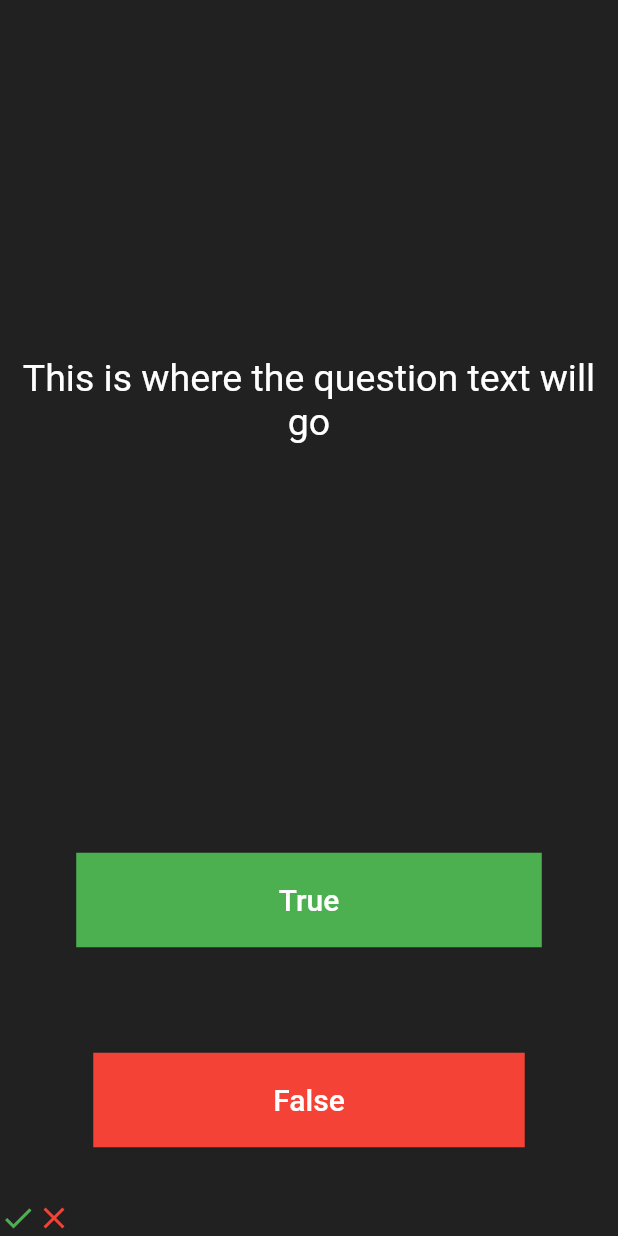
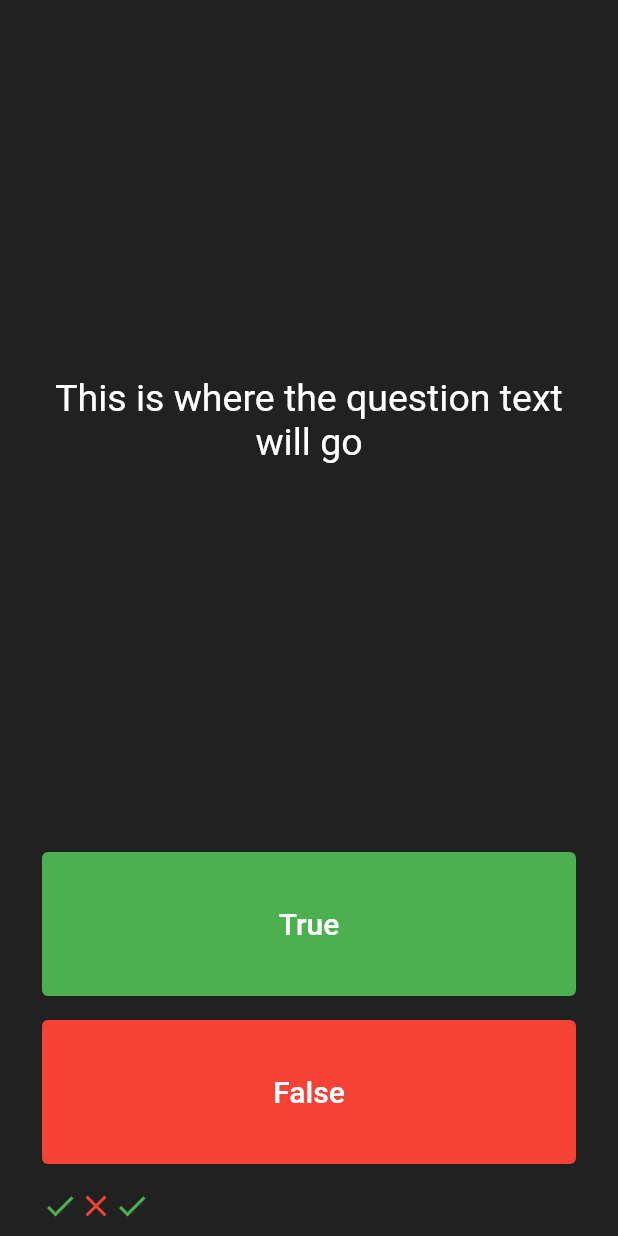
Before and after one commit to RichardCastuera/Quizzler, a Flutter app: the screen it shows after launch, after a tap on "True", on a phone screen of 412 x 824 dp. Run offline on Flutter 3.47's test engine with Material 2 defaults, Android fonts, the phone set to English and light mode, and no system bars.

Commit message:
feat(quizzler_app): Added a List of Icons

```diff
--- a/quizzler_app/lib/main.dart
+++ b/quizzler_app/lib/main.dart
@@ -12,10 +12,14 @@ class Quizzler extends StatelessWidget {
   @override
   Widget build(BuildContext context) {
     return MaterialApp(
+      debugShowCheckedModeBanner: false,
       home: Scaffold(
         backgroundColor: Colors.grey.shade900,
-        body: SafeArea(
+        body: const SafeArea(
+          child: Padding(
+            padding: EdgeInsetsDirectional.symmetric(horizontal: 20.0),
             child: QuizPage(),
+          ),
         ),
       ),
     );
@@ -30,14 +34,25 @@ class QuizPage extends StatefulWidget {
 }
 
 class _QuizPageState extends State<QuizPage> {
+  List<Icon> scoreKeeper = [
+    Icon(
+      Icons.check,
+      color: Colors.green,
+    ),
+    Icon(
+      Icons.close,
+      color: Colors.red,
+    ),
+  ];
+
   @override
   Widget build(BuildContext context) {
     return Column(
       mainAxisAlignment: MainAxisAlignment.spaceBetween,
       crossAxisAlignment: CrossAxisAlignment.stretch,
       children: [
-        Expanded(
-          flex: 4,
+        const Expanded(
+          flex: 5,
           child: Padding(
             padding: EdgeInsets.all(10.0),
             child: Center(
@@ -53,13 +68,25 @@ class _QuizPageState extends State<QuizPage> {
           ),
         ),
         Expanded(
-          flex: 1,
+          child: Padding(
+            padding: const EdgeInsets.all(8.0),
             child: TextButton(
-            onPressed: () {},
-            child: Container(
-              padding: EdgeInsets.symmetric(vertical: 20.0, horizontal: 135.0),
+              style: ButtonStyle(
+                foregroundColor: MaterialStateProperty.all<Color>(Colors.white),
+                backgroundColor: MaterialStateProperty.all<Color>(Colors.green),
+              ),
+              onPressed: () {
+                //The user picked true
+                setState(() {
+                  scoreKeeper.add(
+                    Icon(
+                      Icons.check,
                       color: Colors.green,
-              child: Text(
+                    ),
+                  );
+                });
+              },
+              child: const Text(
                 'True',
                 style: TextStyle(
                   color: Colors.white,
@@ -70,13 +97,25 @@ class _QuizPageState extends State<QuizPage> {
           ),
         ),
         Expanded(
-          flex: 1,
+          child: Padding(
+            padding: const EdgeInsets.all(8.0),
             child: TextButton(
-            onPressed: () {},
-            child: Container(
-              padding: EdgeInsets.symmetric(vertical: 20.0, horizontal: 120.0),
+              style: ButtonStyle(
+                foregroundColor: MaterialStateProperty.all<Color>(Colors.white),
+                backgroundColor: MaterialStateProperty.all<Color>(Colors.red),
+              ),
+              onPressed: () {
+                //The user picked false
+                setState(() {
+                  scoreKeeper.add(
+                    Icon(
+                      Icons.close,
                       color: Colors.red,
-              child: Text(
+                    ),
+                  );
+                });
+              },
+              child: const Text(
                 'False',
                 style: TextStyle(
                   color: Colors.white,
@@ -86,17 +125,11 @@ class _QuizPageState extends State<QuizPage> {
             ),
           ),
         ),
-        Row(
-          children: [
-            Icon(
-              Icons.check,
-              color: Colors.green,
+        Padding(
+          padding: EdgeInsets.all(8.0),
+          child: Row(
+            children: scoreKeeper,
           ),
-            Icon(
-              Icons.close,
-              color: Colors.red,
-            ),
-          ],
         )
       ],
     );
```
Lines whose indentation alone changed are shown as unchanged.
